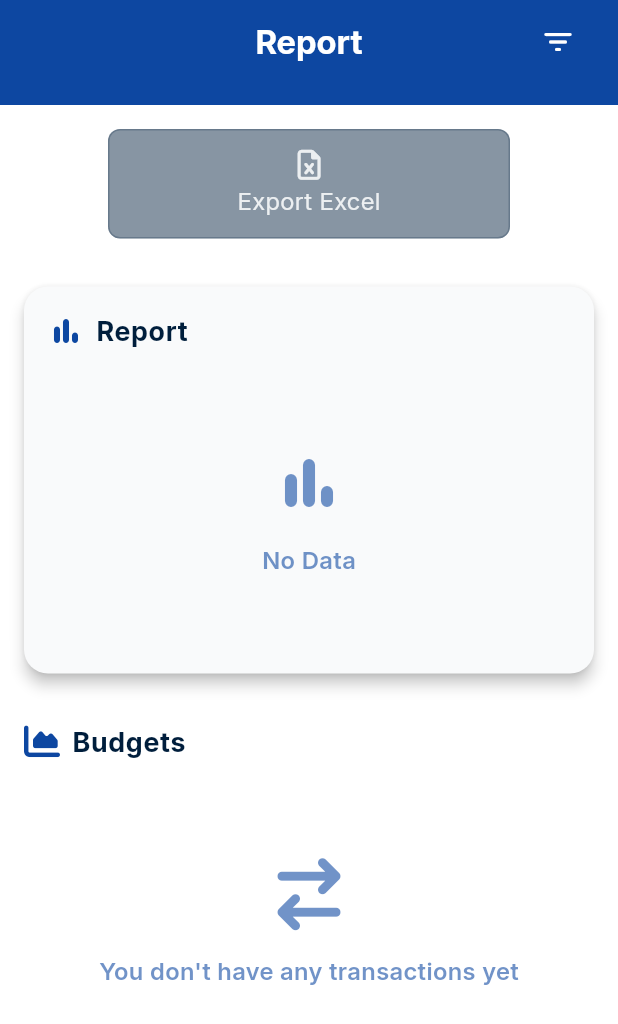
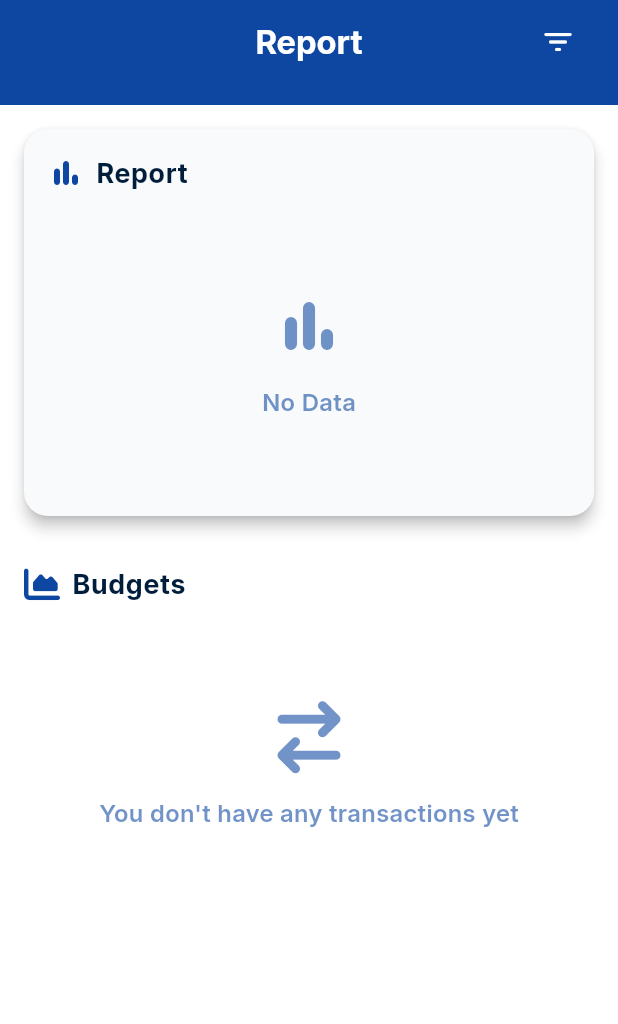
Before and after one commit to Nguyen-Loi/budge_app, a Flutter app: the ReportPage screen opened directly, on a phone screen of 412 x 824 dp. Shown: the top 1024 px of the screen. Run offline on Flutter 3.47's test engine with Material 3 defaults, Android fonts, the phone set to English and light mode, and no system bars; our stand-ins replace cached_network_image, cloud_firestore, device_info_plus, firebase_auth, firebase_core, firebase_crashlytics and 23 more; missing offline and left inert: dart:js_interop, flutter_facebook_auth, syncfusion_flutter_xlsio; accounts and stored records are empty; generated files the repository leaves out were written again; network calls fail.

Commit message:
not show export excel when empty data

```diff
--- a/lib/view/report_page/report_page.dart
+++ b/lib/view/report_page/report_page.dart
@@ -187,6 +187,9 @@ class _ReportPageState extends ConsumerState<ReportPage> {
 
   Widget _buildExportButtonSection(BuildContext context,
       ReportFilterState state, ReportPageController controller) {
+    if (state.budgetTransactionsList.isEmpty) {
+      return const SizedBox.shrink();
+    }
     return Align(
       alignment: Alignment.center,
       child: ConstrainedBox(
@@ -203,14 +206,10 @@ class _ReportPageState extends ConsumerState<ReportPage> {
 
   Widget _buildExportButton(BuildContext context, ReportFilterState state,
       ReportPageController controller) {
-    final hasData = state.budgetTransactionsList.isNotEmpty;
     final primaryColor = Theme.of(context).colorScheme.primary;
-    final disabledColor = Theme.of(context).colorScheme.onSurface;
-    final textColor = hasData
-        ? Theme.of(context).colorScheme.onPrimary
-        : Theme.of(context).disabledColor;
+    final textColor = Theme.of(context).colorScheme.onPrimary;
     return GestureDetector(
-      onTap: hasData && !state.isLoading
+      onTap: !state.isLoading
           ? () {
               _showInterstitialAd();
               controller.exportExcel(context);
@@ -221,13 +220,9 @@ class _ReportPageState extends ConsumerState<ReportPage> {
         decoration: BoxDecoration(
           borderRadius: BorderRadius.circular(8),
           border: Border.all(
-            color: hasData
-                ? primaryColor.withAlpha(100)
-                : disabledColor.withAlpha(60),
+            color: primaryColor.withAlpha(100),
           ),
-          color: hasData
-              ? primaryColor.withAlpha(200)
-              : disabledColor.withAlpha(120),
+          color: primaryColor.withAlpha(200),
         ),
         child: Column(
           crossAxisAlignment: CrossAxisAlignment.center,
```
